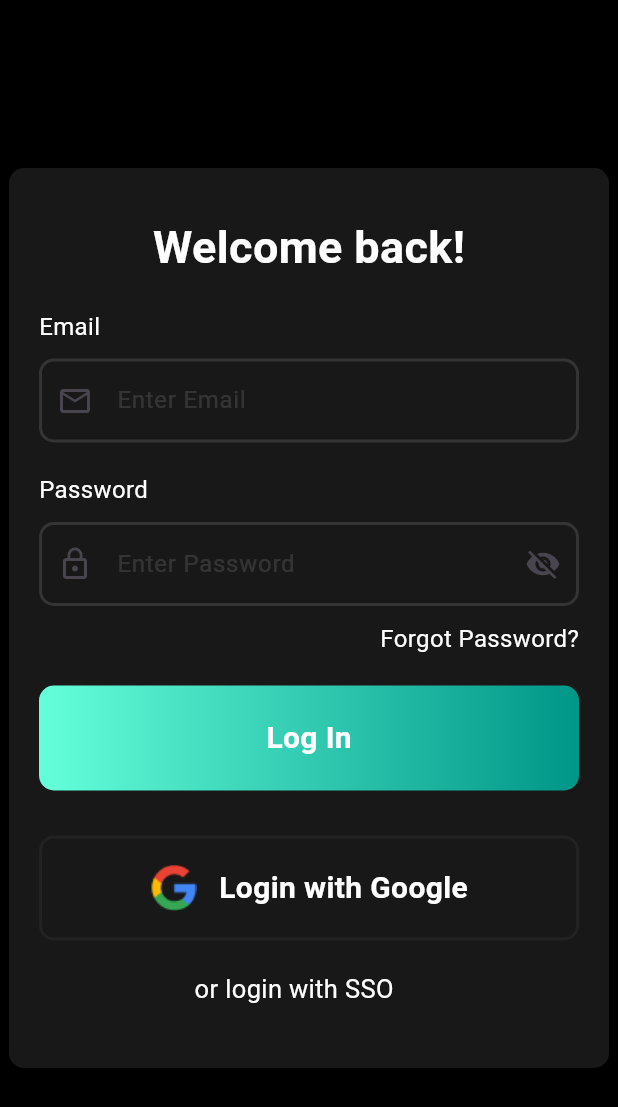
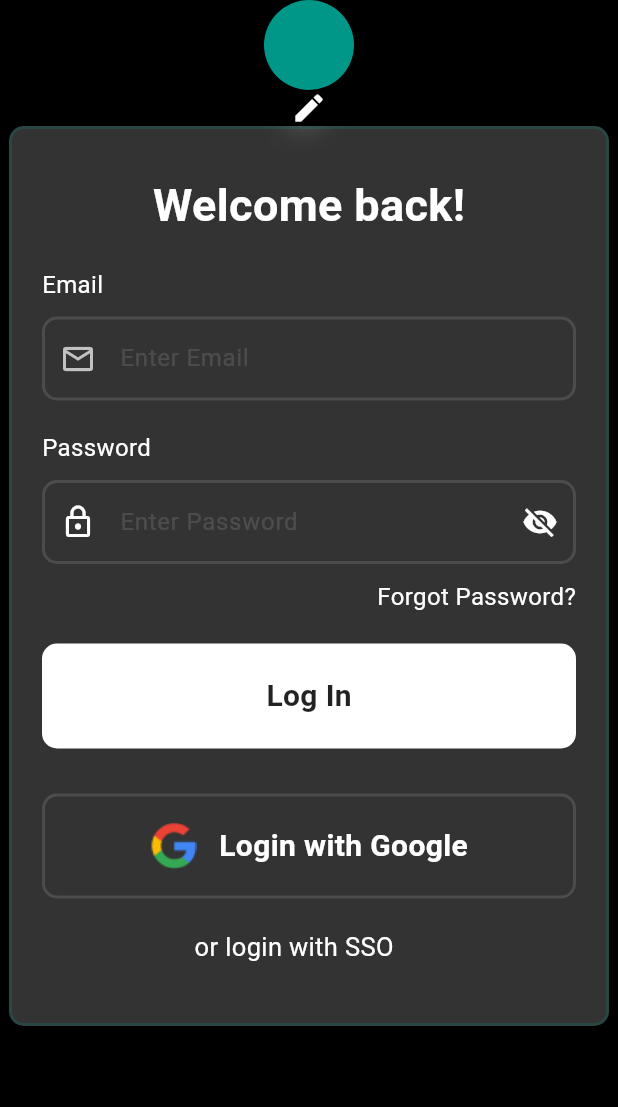
Before and after one commit to MauryaAayush/log_in, a Flutter app: the screen it shows after launch, on a phone screen of 412 x 824 dp. Shown: the top 1107 px of the screen. Run offline on Flutter 3.47's test engine with Material 3 defaults, Android fonts, the phone set to English and light mode, and no system bars; our stand-ins replace google_fonts, image_picker; Roboto replaces fonts that are missing (Inder).

Commit message:
Radhey Radhey

```diff
--- a/lib/Views/login.dart
+++ b/lib/Views/login.dart
@@ -1,6 +1,11 @@
+import 'dart:io';
+import 'dart:ui';
+import 'package:flutter/cupertino.dart';
 import 'package:flutter/material.dart';
 import 'package:flutter/services.dart';
+import 'package:flutter/widgets.dart';
 import 'package:google_fonts/google_fonts.dart';
+import 'package:image_picker/image_picker.dart';
 
 class Login extends StatefulWidget {
   Login({super.key});
@@ -12,38 +17,68 @@ class Login extends StatefulWidget {
 class _LoginState extends State<Login> {
   TextEditingController txtEmail = TextEditingController();
   TextEditingController txtPassword = TextEditingController();
-
+  File? selectedImage;
   bool checkpass = false;
-
 
   @override
   Widget build(BuildContext context) {
     return Scaffold(
       backgroundColor: Colors.black,
-      body: Center(
+      body: SizedBox(
+        child: Column(
+
+          children: [
+
+            CircleAvatar(
+              backgroundColor: Colors.teal,
+             radius: 30,
+            ),
+
+            InkWell(
+                onTap: () {
+                      pickImage();
+                },
+                child: Icon(Icons.edit,color: Colors.white,)),
+
+
+            Container(
+              decoration: BoxDecoration(
+                image: DecorationImage(
+                  image: AssetImage('assets/images/bg.jpg'),
+                  fit: BoxFit.cover,
+                ),
+              ),
+            ),
+
+               ClipRRect(
+
+                child: BackdropFilter(
+                  filter: ImageFilter.blur(sigmaX: 10, sigmaY: 10),
+                  child: Center(
                     child: Container(
                       alignment: Alignment.center,
                       height: 600,
                       width: 400,
                       decoration: BoxDecoration(
-              color: Color(0xFF181818), borderRadius: BorderRadius.circular(10)),
+                          border: Border.all(
+                              color: Colors.teal.withOpacity(0.2), width: 2),
+                          color: Colors.white.withOpacity(0.2),
+                          borderRadius: BorderRadius.circular(10)),
                       child: Column(
                         mainAxisAlignment: MainAxisAlignment.center,
                         children: [
-
                           Row(
                             mainAxisAlignment: MainAxisAlignment.center,
                             children: [
                               Text(
                                 'Welcome back!',
                                 style: GoogleFonts.inder(
-                      color : Colors.white,
-                      fontSize: 30,  // Set the desired font size
-                      fontWeight: FontWeight.w600,  // Set the desired font weight
+                                  color: Colors.white,
+                                  fontSize: 30, // Set the desired font size
+                                  fontWeight:
+                                      FontWeight.w600, // Set the desired font weight
                                 ),
                               )
-
-
                             ],
                           ),
                           //email
@@ -52,11 +87,13 @@ class _LoginState extends State<Login> {
                             child: Row(
                               mainAxisAlignment: MainAxisAlignment.start,
                               children: [
-                Text('Email',style: GoogleFonts.inder(
-                  fontSize : 16,
-                  color : Colors.white,
-
-                ),),
+                                Text(
+                                  'Email',
+                                  style: GoogleFonts.inder(
+                                    fontSize: 16,
+                                    color: Colors.white,
+                                  ),
+                                ),
                               ],
                             ),
                           ),
@@ -66,32 +103,30 @@ class _LoginState extends State<Login> {
                             child: TextField(
                               decoration: InputDecoration(
                                   border: OutlineInputBorder(
-                      borderRadius: BorderRadius.all(Radius.circular(10)),
+                                    borderRadius:
+                                        BorderRadius.all(Radius.circular(10)),
                                   ),
                                   enabledBorder: OutlineInputBorder(
-                      borderRadius: BorderRadius.all(Radius.circular(10)),
-                      borderSide: BorderSide(
-                          color: Colors.white12,
-                        width: 2
+                                    borderRadius:
+                                        BorderRadius.all(Radius.circular(10)),
+                                    borderSide:
+                                        BorderSide(color: Colors.white12, width: 2),
                                   ),
+                                  labelText: 'Enter Email',
+                                  labelStyle: TextStyle(color: Colors.white12),
+                                  focusedBorder: OutlineInputBorder(
+                                      borderSide:
+                                          BorderSide(color: Colors.teal, width: 2)),
+                                  hintText: 'abc@gmail.com',
+                                  hintStyle: TextStyle(color: Colors.white12),
+                                  prefixIcon: Icon(
+                                    Icons.mail_outline,
+                                    color: Colors.white70,
                                   ),
-
-                    labelText: 'Enter Email',
-                    labelStyle: TextStyle(
-                      color: Colors.white12
-                    ),
-                    focusedBorder: OutlineInputBorder(
-                     borderSide: BorderSide(
-                       color: Colors.teal,
-                       width: 2
-                     )
-                    ),
-                    hintText: 'abc@gmail.com',
-                    hintStyle: TextStyle(
-                      color: Colors.white12
-                    ),
-                    prefixIcon: Icon(Icons.mail_outline),
-                  ),
+                                  errorBorder: OutlineInputBorder(
+                                      borderSide:
+                                      BorderSide(color: Colors.teal, width: 2)
+                                  )),
                               style: TextStyle(color: Colors.white),
                             ),
                           ),
@@ -102,10 +137,13 @@ class _LoginState extends State<Login> {
                             child: Row(
                               mainAxisAlignment: MainAxisAlignment.start,
                               children: [
-                    Text('Password',style: GoogleFonts.inder(
-                        color : Colors.white,
-                      fontSize : 16,
-                    ),),
+                                Text(
+                                  'Password',
+                                  style: GoogleFonts.inder(
+                                    color: Colors.white,
+                                    fontSize: 16,
+                                  ),
+                                ),
                               ],
                             ),
                           ),
@@ -129,36 +167,35 @@ class _LoginState extends State<Login> {
                                   color: Colors.white12,
                                 ),
                                 focusedBorder: OutlineInputBorder(
-                        borderSide: BorderSide(
-                            color: Colors.teal,
-                            width: 2
-                        )
-                    ),
-                    hintText: 'Password123', // Example hint text
+                                    borderSide:
+                                        BorderSide(color: Colors.teal, width: 2)),
+                                hintText: 'Password123',
+                                // Example hint text
                                 hintStyle: TextStyle(
                                   color: Colors.white12,
                                 ),
-                    prefixIcon: Icon(Icons.lock_outline),
+                                prefixIcon: Icon(
+                                  Icons.lock_outline,
+                                  color: Colors.white,
+                                ),
                                 suffixIcon: GestureDetector(
                                   onTap: () {
                                     setState(() {
                                       checkpass = !checkpass;
                                     });
-
                                   },
                                   child: Icon(
-                            checkpass ?  Icons.remove_red_eye : Icons.visibility_off
+                                    checkpass
+                                        ? Icons.remove_red_eye
+                                        : Icons.visibility_off,
+                                    color: Colors.white,
+                                  ),
+                                ),
+                              ),
+                              obscureText: checkpass,
+                              // This hides the entered text for password fields
 
-
-                           )),
-                  ),
-                  obscureText: checkpass, // This hides the entered text for password fields
-                  inputFormatters: [
-                    FilteringTextInputFormatter.digitsOnly, // Allow only digits
-                  ],
-                  style:TextStyle(
-                    color: Colors.white
-                  ),
+                              style: TextStyle(color: Colors.white),
                             ),
                           ),
 
@@ -168,10 +205,13 @@ class _LoginState extends State<Login> {
                             child: Row(
                               mainAxisAlignment: MainAxisAlignment.end,
                               children: [
-                    Text('Forgot Password?',style: GoogleFonts.inder(
-                        color : Colors.white,
-                      fontSize : 16,
-                    ),),
+                                Text(
+                                  'Forgot Password?',
+                                  style: GoogleFonts.inder(
+                                    color: Colors.white,
+                                    fontSize: 16,
+                                  ),
+                                ),
                               ],
                             ),
                           ),
@@ -186,16 +226,14 @@ class _LoginState extends State<Login> {
                               width: 400,
                               decoration: BoxDecoration(
                                   borderRadius: BorderRadius.all(Radius.circular(10)),
-                    gradient: LinearGradient(colors: [
-                      Colors.tealAccent,
-                      Colors.teal,
-                    ])
+                                  color: Colors.white),
+                              child: Text(
+                                'Log In',
+                                style: TextStyle(
+                                    color: Colors.black87,
+                                    fontSize: 20,
+                                    fontWeight: FontWeight.w600),
                               ),
-                  child: Text('Log In',style: TextStyle(
-                    color: Colors.white,
-                    fontSize: 20,
-                    fontWeight: FontWeight.w600
-                  ),),
                             ),
                           ),
 
@@ -207,47 +245,61 @@ class _LoginState extends State<Login> {
                               width: 400,
                               decoration: BoxDecoration(
                                   borderRadius: BorderRadius.all(Radius.circular(10)),
-                    border: Border.all(color: Color(0xFF222222),
-                    width: 2)
-
-                  ),
+                                  border:
+                                      Border.all(color: Colors.white12, width: 2)),
                               child: Row(
                                 mainAxisAlignment: MainAxisAlignment.center,
                                 children: [
                                   Image.asset('assets/images/google.png'),
-                      SizedBox(width: 15,),
-                      Text('Login with Google',style: GoogleFonts.inder(
+                                  SizedBox(
+                                    width: 15,
+                                  ),
+                                  Text('Login with Google',
+                                      style: GoogleFonts.inder(
                                         textStyle: TextStyle(
                                             color: Colors.white,
                                             fontSize: 20,
-                            fontWeight: FontWeight.w600
-                        ),
+                                            fontWeight: FontWeight.w600),
                                       )),
                                 ],
                               ),
                             ),
                           ),
 
-
                           Padding(
                             padding: const EdgeInsets.fromLTRB(0, 10, 20, 10),
                             child: Row(
                               mainAxisAlignment: MainAxisAlignment.center,
                               children: [
-
-                    Text('or login with SSO',style: GoogleFonts.inder(
-                      color : Colors.white,
-                      fontSize : 17,
-                    ),),
+                                Text(
+                                  'or login with SSO',
+                                  style: GoogleFonts.inder(
+                                    color: Colors.white,
+                                    fontSize: 17,
+                                  ),
+                                ),
                               ],
                             ),
                           ),
-
-
                         ],
                       ),
                     ),
                   ),
+                ),
+              ),
+          ],
+        ),
+      ),
     );
   }
+  Future<void> pickImage() async {
+    final imagePicker = ImagePicker();
+    final pickedImage = await imagePicker.pickImage(source: ImageSource.gallery);
+
+    if (pickedImage != null) {
+      setState(() {
+        selectedImage = File(pickedImage.path);
+      });
     }
+  }
+}
--- a/pubspec.yaml
+++ b/pubspec.yaml
@@ -35,6 +35,7 @@ dependencies:
   # The following adds the Cupertino Icons font to your application.
   # Use with the CupertinoIcons class for iOS style icons.
   cupertino_icons: ^1.0.6
+  image_picker: ^1.0.7
 
 dev_dependencies:
   flutter_test:
```
Also changed, not shown: assets/images/bg.jpg (added), pubspec.lock. Lines whose indentation alone changed are shown as unchanged.
